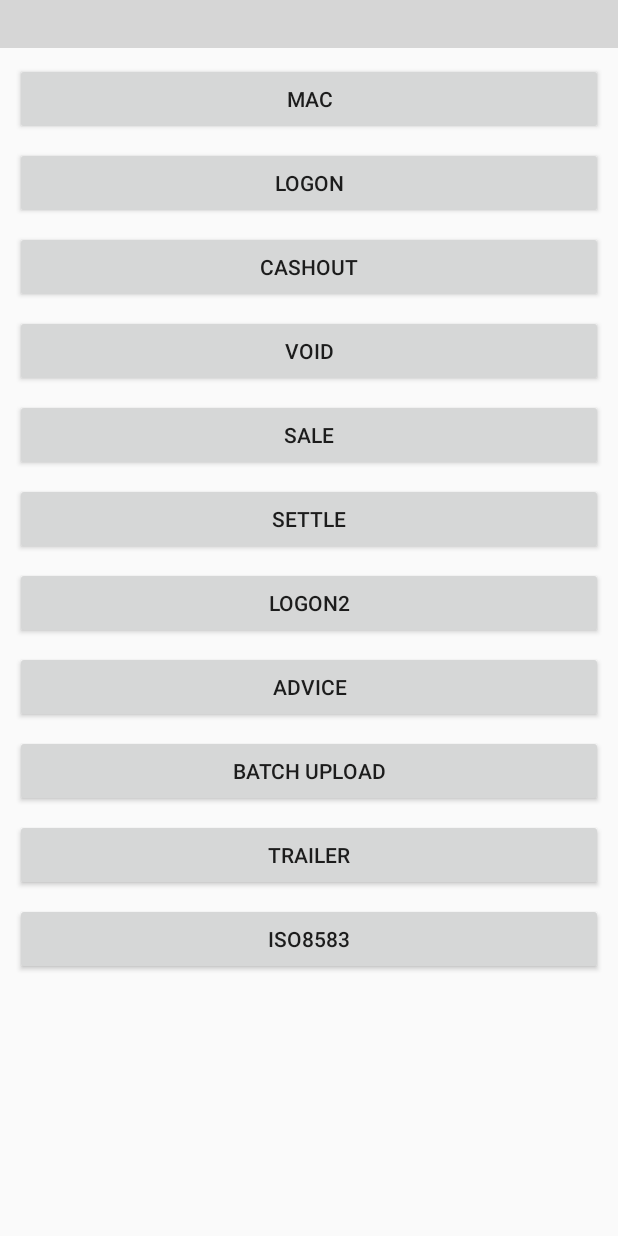
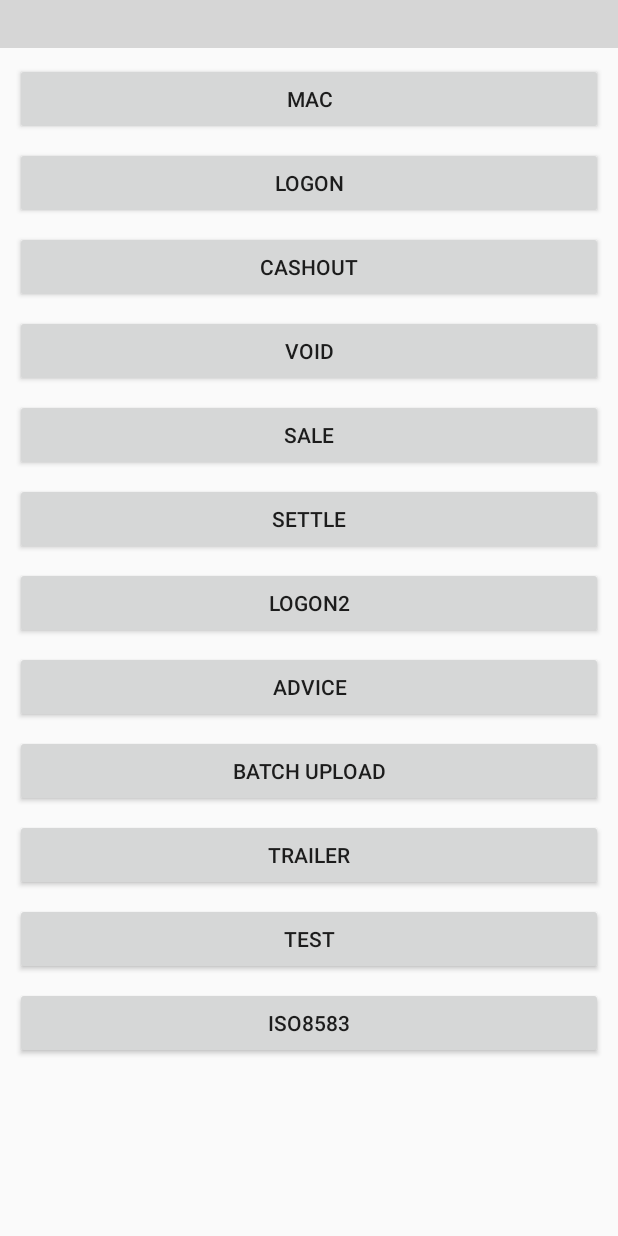
Before and after one commit to LingChenJie/LightEncode, an Android app: the screen it shows after launch (MainActivity), on a phone screen of 412 x 824 dp. Run offline under Robolectric (Android 15) with nearby library versions, the phone set to English and light mode, and no system bars; libraries missing offline, so code that uses them is left out: com.android.architecture, com.hjq.toast; plain views replace TitleBar; 1 statement that could not run was skipped; grey boxes are pictures that could not be loaded.

Commit message:
feat:fixbug

```diff
--- a/app/src/main/assets/iso8583_example_2.xml
+++ b/app/src/main/assets/iso8583_example_2.xml
@@ -33,7 +33,7 @@ ISO8583 报文结构: 报文长度 + HEADER(包含TPDU) + 消息类型标识符(
     <field position="2"  lengthEncode="ASC"  lengthType="PAIR" dataLength="19"  dataEncode="ASC" alignType="LEFT" padding="0"  desc="PAN"/>
     <field position="3"  lengthEncode="ASC"  lengthType="NONE" dataLength="6"   dataEncode="ASC" alignType="LEFT" padding="0"  desc="PROCESSING CODE"/>
     <field position="4"  lengthEncode="ASC"  lengthType="NONE" dataLength="12"  dataEncode="ASC" alignType="LEFT" padding="0"  desc="TRANSACTION AMOUNT"/>
-    <field position="5"  lengthEncode="ASC"  lengthType="NONE" dataLength="13"  dataEncode="ASC" alignType="LEFT" padding="0"  desc="Amount, Settlement"/>
+    <field position="5"  lengthEncode="ASC"  lengthType="NONE" dataLength="13"  dataEncode="ASC" alignType="LEFT" padding="0"  desc="AMOUNT, SETTLEMENT"/>
     <field position="7"  lengthEncode="ASC"  lengthType="NONE" dataLength="10"  dataEncode="ASC" alignType="LEFT" padding="0"  desc="DATE TIME, TRANSMISSION"/>
     <field position="11" lengthEncode="ASC"  lengthType="NONE" dataLength="6"   dataEncode="ASC" alignType="LEFT" padding="0"  desc="SYSTEM TRACE NO"/>
     <field position="12" lengthEncode="ASC"  lengthType="NONE" dataLength="12"  dataEncode="ASC" alignType="LEFT" padding="0"  desc="DATE TIME, LOCAL TXN"/>
@@ -48,12 +48,13 @@ ISO8583 报文结构: 报文长度 + HEADER(包含TPDU) + 消息类型标识符(
     <field position="39" lengthEncode="ASC"  lengthType="NONE" dataLength="3"   dataEncode="ASC" alignType="LEFT" padding="0"  desc="RESPONSE CODE"/>
     <field position="41" lengthEncode="ASC"  lengthType="NONE" dataLength="8"   dataEncode="ASC" alignType="LEFT" padding="0"  desc="TERMINAL ID"/>
     <field position="42" lengthEncode="ASC"  lengthType="NONE" dataLength="15"  dataEncode="ASC" alignType="LEFT" padding="0"  desc="MERCHANT ID"/>
-    <field position="46" lengthEncode="ASC"  lengthType="NONE" dataLength="15"  dataEncode="ASC" alignType="LEFT" padding="0"  desc="AMOUNTS,FEES"/>
+    <field position="46" lengthEncode="ASC"  lengthType="TRIP" dataLength="999" dataEncode="ASC" alignType="LEFT" padding="0"  desc="AMOUNTS,FEES"/>
     <field position="48" lengthEncode="ASC"  lengthType="NONE" dataLength="15"  dataEncode="ASC" alignType="LEFT" padding="0"  desc="ADDITIONAL DATA, PRIVATE"/>
     <field position="49" lengthEncode="ASC"  lengthType="NONE" dataLength="3"   dataEncode="ASC" alignType="LEFT" padding="0"  desc="CURRENCY CODE"/>
     <field position="51" lengthEncode="ASC"  lengthType="NONE" dataLength="3"   dataEncode="ASC" alignType="LEFT" padding="0"  desc="Currency Code, Cardholder Billing"/>
     <field position="52" lengthEncode="ASC"  lengthType="PAIR" dataLength="8"   dataEncode="BIT" alignType="LEFT" padding="0"  desc="PIN BLOCK (ENCRYPTED)"/>
     <field position="53" lengthEncode="ASC"  lengthType="PAIR" dataLength="99"  dataEncode="BIT" alignType="LEFT" padding="0"  desc="COMMUNICATION KEY"/>
+    <field position="54" lengthEncode="ASC"  lengthType="TRIP" dataLength="999" dataEncode="ASC" alignType="LEFT" padding="0"  desc="AMOUNTS, ADDITIONAL"/>
     <field position="55" lengthEncode="BCD"  lengthType="TRIP" dataLength="999" dataEncode="BIT" alignType="LEFT" padding="0"  desc="EMV DATA"/>
     <field position="61" lengthEncode="ASC"  lengthType="NONE" dataLength="0"   dataEncode="ASC" alignType="LEFT" padding="0"  desc=""/>
     <field position="62" lengthEncode="ASC"  lengthType="TRIP" dataLength="999" dataEncode="ASC" alignType="LEFT" padding="0"  desc="CUSTOMER DEFINED RESPONSE"/>
--- /dev/null
+++ b/app/src/main/java/com/light/encode/demo/MyApp.kt
@@ -0,0 +1,13 @@
+package com.light.encode.demo
+
+import android.app.Application
+import com.hjq.toast.ToastUtils
+
+class MyApp : Application() {
+
+    override fun onCreate() {
+        super.onCreate()
+        ToastUtils.init(this)
+    }
+
+}
--- a/app/src/main/res/layout/activity_main.xml
+++ b/app/src/main/res/layout/activity_main.xml
@@ -92,6 +92,13 @@
                 android:text="trailer" />
 
             <Button
+                android:id="@+id/test"
+                android:layout_width="match_parent"
+                android:layout_height="wrap_content"
+                android:layout_marginTop="@dimen/dp_8"
+                android:text="test" />
+
+            <Button
                 android:id="@+id/iso8583"
                 android:layout_width="match_parent"
                 android:layout_height="wrap_content"
--- a/encode/build.gradle
+++ b/encode/build.gradle
@@ -17,8 +17,8 @@ android {
     defaultConfig {
         minSdk 21
         targetSdk 33
-        versionCode 5
-        versionName "1.0.5"
+        versionCode 6
+        versionName "1.0.6"
 
         testInstrumentationRunner "androidx.test.runner.AndroidJUnitRunner"
         consumerProguardFiles "consumer-rules.pro"
```
Also changed, not shown: app/src/main/AndroidManifest.xml (+13 -0 lines), app/src/main/java/com/light/encode/demo/MainActivity.kt (+17 -1 lines), app/src/main/java/com/light/encode/demo/receiver/BootReceiver.kt (added, +16 -0 lines), encode/src/main/java/com/light/encode/ios8583/Iso8583Encode.java (+6 -4 lines).
